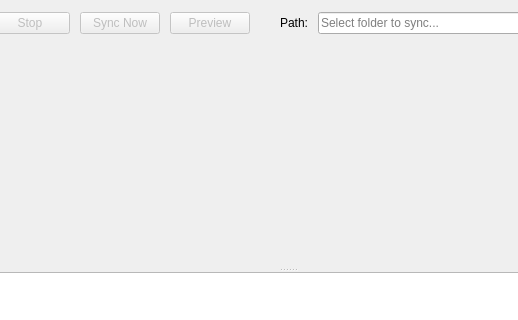
This is hsync_desktop/ui/main_window.ui in albertsdk/hsync-desktop as Qt 5 draws it before an edit; both pictures show x 112 to 630 and y 0 to 320 of the 800 by 600 pixel window. The edited form follows.
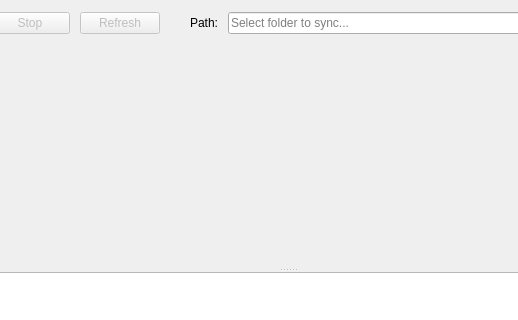
This is the edited form.

```diff
--- a/hsync_desktop/ui/main_window.ui
+++ b/hsync_desktop/ui/main_window.ui
@@ -67,17 +67,7 @@
          <bool>false</bool>
         </property>
         <property name="text">
-         <string>Sync Now</string>
-        </property>
-       </widget>
-      </item>
-      <item>
-       <widget class="QPushButton" name="btnPreview">
-        <property name="enabled">
-         <bool>false</bool>
-        </property>
-        <property name="text">
-         <string>Preview</string>
+         <string>Refresh</string>
         </property>
        </widget>
       </item>
```
Left out of the diff: 2 changed lines with no effect on the pictures.
